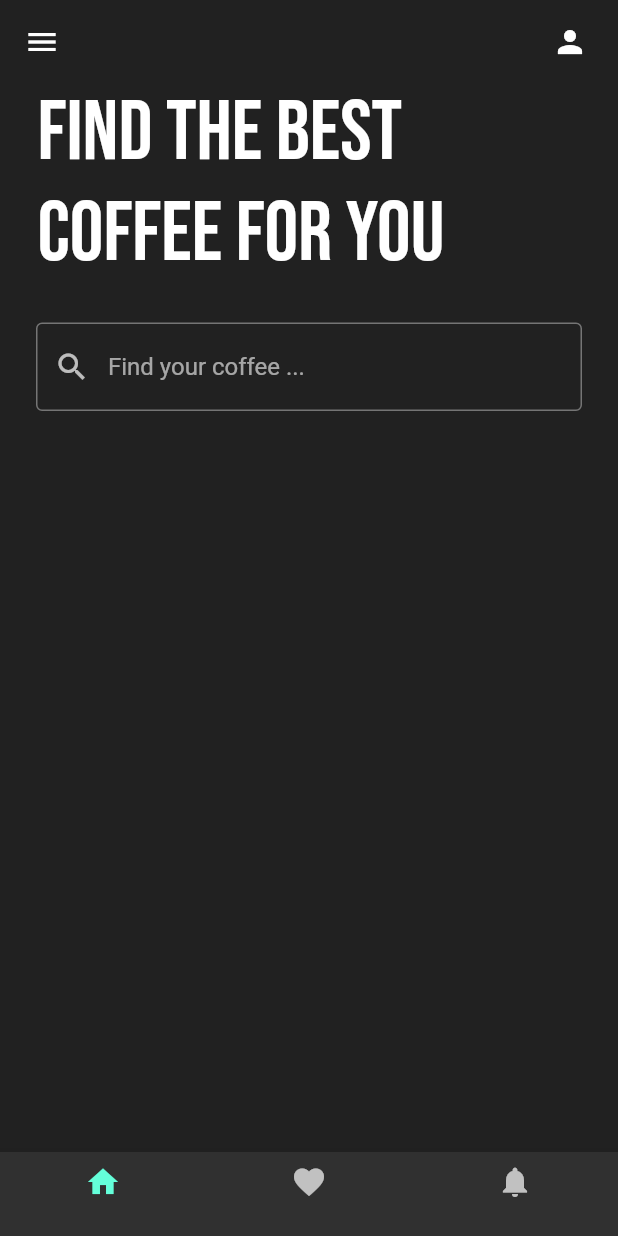
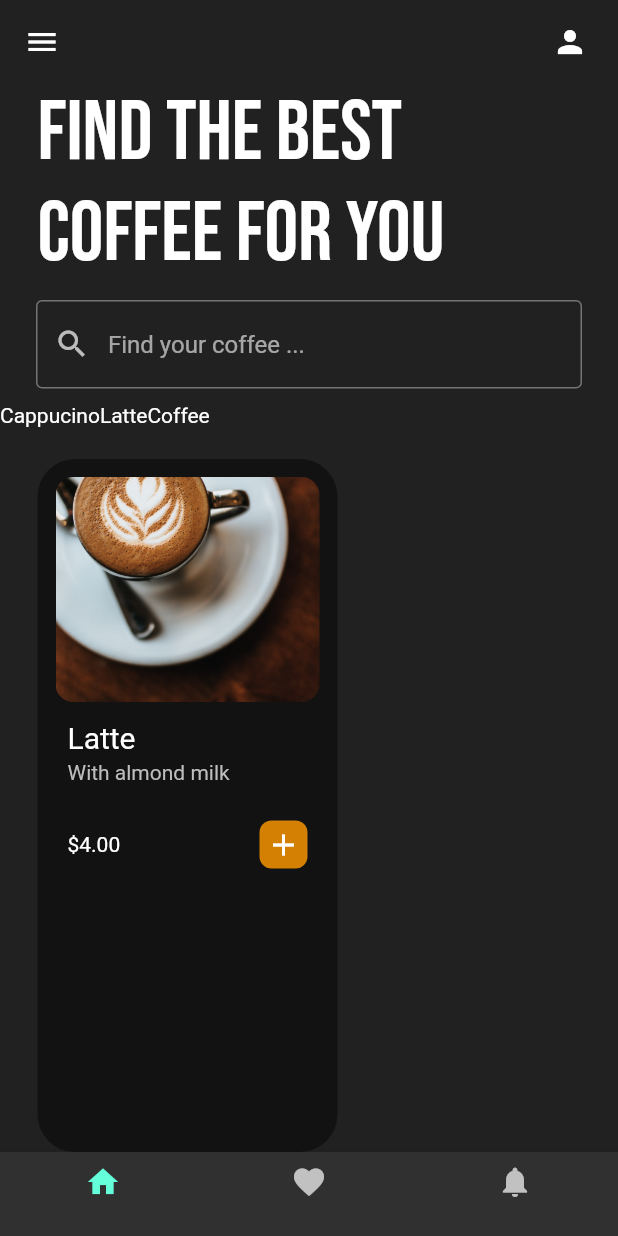
Before and after one commit to DihiaMezghiche/Coffee-app-ui, a Flutter app: the screen it shows after launch, on a phone screen of 412 x 824 dp. Run offline on Flutter 3.47's test engine with Material 2 defaults, Android fonts, the phone set to English and light mode, and no system bars; our stand-ins replace google_fonts.

Commit message:
create liste view coffee and type coffee

```diff
--- a/lib/Pages/home_page.dart
+++ b/lib/Pages/home_page.dart
@@ -1,5 +1,6 @@
 // ignore_for_file: prefer_const_literals_to_create_immutables, prefer_const_constructors
 
+import 'package:coffeeappui/Util/coffee_tile.dart';
 import 'package:flutter/material.dart';
 import 'package:google_fonts/google_fonts.dart';
 
@@ -51,7 +52,7 @@ class _HomePageState extends State<HomePage> {
             ),
           ),
         ),
-        SizedBox(height: 25),
+        SizedBox(height: 10),
         //Search Bar
         Padding(
           padding: const EdgeInsets.symmetric(horizontal: 24),
@@ -68,8 +69,23 @@ class _HomePageState extends State<HomePage> {
             ),
           ),
         ),
+        SizedBox(height: 10),
+
+        //Horizontal listview of coffee types
+        Container(
+          height: 37,
+          child: ListView(
+            scrollDirection: Axis.horizontal,
+            children: [
+              Text('Cappucino'),
+              Text('Latte'),
+              Text('Coffee')
+            ],
+          ) ,
+        ),
+
         //Horizontal listview of coffee tiles
-
+        CoffeeTile()
       ]),
     );
   }
--- /dev/null
+++ b/lib/Util/coffee_tile.dart
@@ -0,0 +1,82 @@
+// ignore_for_file: prefer_const_constructors
+
+import 'package:flutter/material.dart';
+
+class CoffeeTile extends StatelessWidget {
+  const CoffeeTile({ Key? key }) : super(key: key);
+
+  @override
+  Widget build(BuildContext context) {
+    return Expanded(
+          child: ListView(
+            scrollDirection: Axis.horizontal,
+            children: [
+              Padding(
+                padding: const EdgeInsets.only(left: 25.0),
+                child: Container(
+                  padding: const EdgeInsets.all(12),
+                  width: 200,
+                  decoration: BoxDecoration(
+                    borderRadius: BorderRadius.circular(25),
+                    color: Colors.black45,
+                  ),
+                  child: Column(
+                    crossAxisAlignment: CrossAxisAlignment.start,
+                    children: [
+
+                    //Coffee Image
+                    ClipRRect(
+                      borderRadius: BorderRadius.circular(12),
+                      child:  Image.asset(
+                        'lib/images/latte.jpg',
+                         height: 150,
+                         width: 200,
+                         fit: BoxFit.fitWidth,
+                         alignment: Alignment.center,
+                        )
+                    ),
+
+                    //Coffee Name
+                    Padding(
+                      padding: const EdgeInsets.symmetric(vertical: 12, horizontal: 8),
+                      child: Column(
+                        crossAxisAlignment: CrossAxisAlignment.start,
+                        children: [
+                            Text(
+                          "Latte",
+                          style: TextStyle(fontSize: 20),
+                        ),
+                        SizedBox(height: 4),
+                        Text(
+                          "With almond milk",
+                          style: TextStyle(color: Colors.grey[400]),
+                        ),
+                          ],
+
+                      ),
+                    ),
+
+                    //price tag
+                    Padding(
+                      padding: const EdgeInsets.symmetric(vertical:12.0, horizontal: 8),
+                      child: Row(
+                        mainAxisAlignment: MainAxisAlignment.spaceBetween,
+                        children: [
+                          Text('\$4.00'),
+                          Container(
+                            padding: EdgeInsets.all(4),
+                            decoration: BoxDecoration(
+                              color: Color.fromARGB(208, 255, 153, 0),
+                              borderRadius: BorderRadius.circular(8)),
+                            child: Icon(Icons.add))
+                        ],
+                      ),
+                    )
+                  ]),
+                ),
+              ),
+            ],
+          )
+        );
+  }
+}
```
